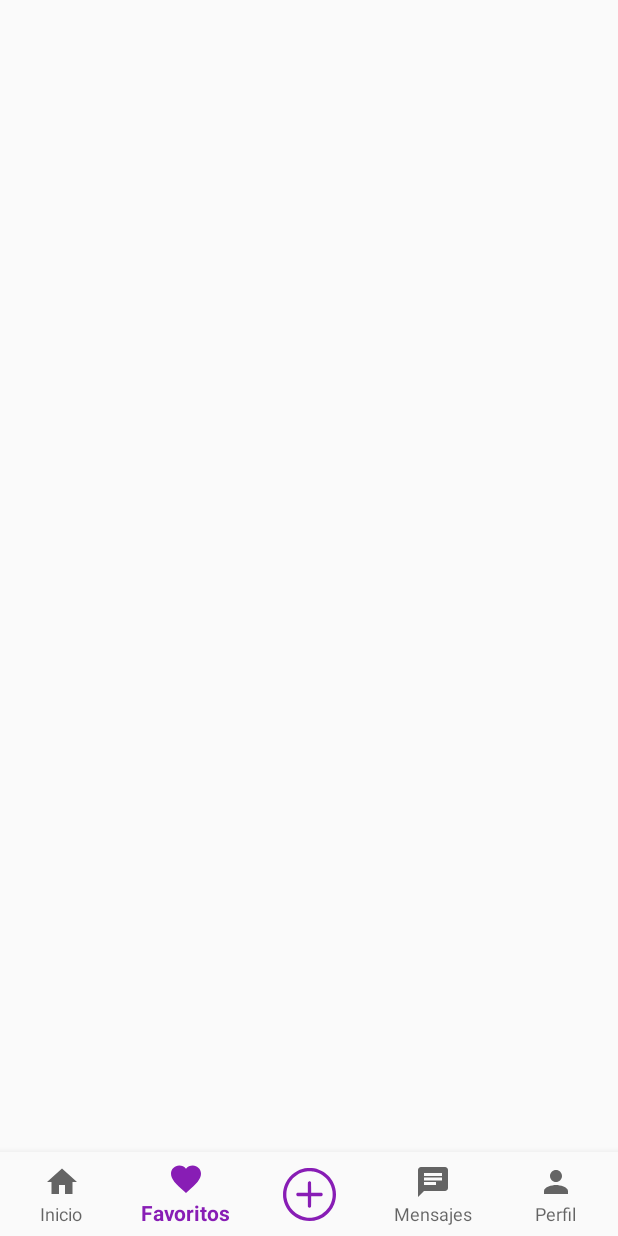
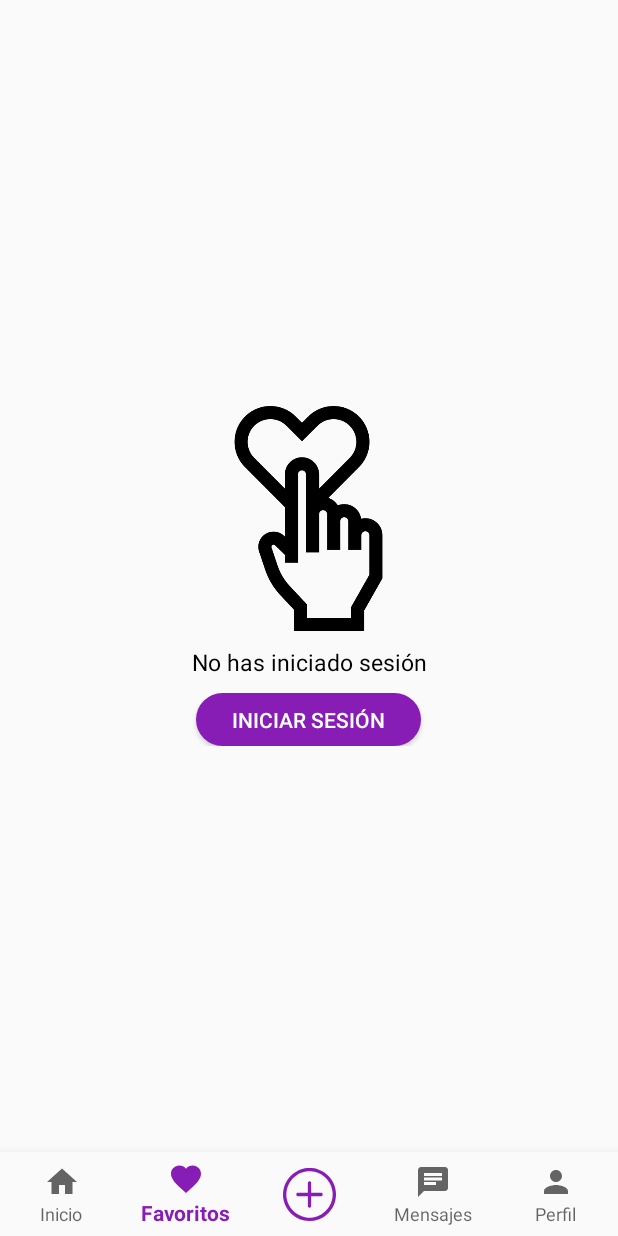
Before and after one commit to Braian-Pimentao/MyPet, an Android app: the screen it shows after launch (MainActivity), item 2 of the bottom bar chosen, on a phone screen of 412 x 824 dp. Run offline under Robolectric (Android 15) with nearby library versions, the phone set to English and light mode, and no system bars; our stand-ins replace Firebase (no records; nobody signed in at launch, a user with empty details on screens opened directly), Picasso; libraries missing offline, so code that uses them is left out: com.mancj.materialsearchbar; pictures from the network do not load; 2 statements that could not run were skipped.

Commit message:
comprobar si hay favoritos y si no hay informar que no hay favoritos

```diff
--- a/app/src/main/java/com/aplicacion/mypet/fragments/FragmentChats.java
+++ b/app/src/main/java/com/aplicacion/mypet/fragments/FragmentChats.java
@@ -61,7 +61,7 @@ public class FragmentChats extends Fragment {
             }
         });
 
-        linearLayoutNoMensajes = view.findViewById(R.id.mensaje_informativo);
+        linearLayoutNoMensajes = view.findViewById(R.id.mensaje_informativo_chats);
 
         chatsProvider = new ChatsProvider();
         authProvider = new AuthProvider();
@@ -99,7 +99,6 @@ public class FragmentChats extends Fragment {
             textLinearLayout.setText(getString(R.string.no_iniciado_sesion));
             botonIniciar.setVisibility(View.VISIBLE);
             linearLayoutNoMensajes.setVisibility(View.VISIBLE);
-
         }
     }
 
--- a/app/src/main/java/com/aplicacion/mypet/fragments/FragmentFavorito.java
+++ b/app/src/main/java/com/aplicacion/mypet/fragments/FragmentFavorito.java
@@ -1,9 +1,13 @@
 package com.aplicacion.mypet.fragments;
 
+import android.content.Intent;
 import android.os.Bundle;
 import android.view.LayoutInflater;
 import android.view.View;
 import android.view.ViewGroup;
+import android.widget.Button;
+import android.widget.LinearLayout;
+import android.widget.TextView;
 
 import androidx.annotation.Nullable;
 import androidx.fragment.app.Fragment;
@@ -11,6 +15,7 @@ import androidx.recyclerview.widget.LinearLayoutManager;
 import androidx.recyclerview.widget.RecyclerView;
 
 import com.aplicacion.mypet.R;
+import com.aplicacion.mypet.activities.sesion.IniciarSesion;
 import com.aplicacion.mypet.adaptadores.AdaptadorPublicacion;
 import com.aplicacion.mypet.models.Publicacion;
 import com.aplicacion.mypet.providers.AuthProvider;
@@ -35,6 +40,10 @@ public class FragmentFavorito extends Fragment {
     private AdaptadorPublicacion adaptadorPublicacion;
     private RecyclerView recyclerView;
 
+    private TextView textLinearLayout;
+    private Button botonIniciar;
+    private LinearLayout linearLayoutNoFavoritos;
+
     private ListenerRegistration listener;
     public FragmentFavorito() {
         // Required empty public constructor
@@ -55,6 +64,17 @@ public class FragmentFavorito extends Fragment {
         publicacionProvider = new PublicacionProvider();
         recyclerView = view.findViewById(R.id.listar_anuncios_favoritos);
 
+        textLinearLayout = view.findViewById(R.id.text_no_favoritos);
+        botonIniciar = view.findViewById(R.id.boton_iniciar_sesion_favoritos);
+        botonIniciar.setOnClickListener(new View.OnClickListener() {
+            @Override
+            public void onClick(View v) {
+                Intent iniciarSesion = new Intent(getContext(), IniciarSesion.class);
+                startActivity(iniciarSesion);
+            }
+        });
+        linearLayoutNoFavoritos = view.findViewById(R.id.mensaje_informativo_favorito);
+
         LinearLayoutManager linearLayoutManager = new LinearLayoutManager(getContext());
         recyclerView.setLayoutManager(linearLayoutManager);
         return view;
@@ -63,11 +83,20 @@ public class FragmentFavorito extends Fragment {
     @Override
     public void onStart() {
         super.onStart();
+        if (authProvider.getAuth().getCurrentUser()!= null) {
             listener = favoritoProvider.getFavoritesByUser(authProvider.getUid()).addSnapshotListener(new EventListener<QuerySnapshot>() {
                 @Override
                 public void onEvent(@Nullable QuerySnapshot value, @Nullable FirebaseFirestoreException error) {
+                    if (value.size()== 0) {
+                        botonIniciar.setVisibility(View.GONE);
+                        textLinearLayout.setText(getString(R.string.sin_favoritos));
+                        linearLayoutNoFavoritos.setVisibility(View.VISIBLE);
+                    } else {
+                        linearLayoutNoFavoritos.setVisibility(View.GONE);
+                    }
+
                     ArrayList<String> idsPublicaciones = new ArrayList<>();
-                for (DocumentSnapshot d: value) {
+                    for (DocumentSnapshot d : value) {
                         if (d.contains("idPublicacion")) {
                             idsPublicaciones.add(d.getString("idPublicacion"));
                         }
@@ -77,10 +106,17 @@ public class FragmentFavorito extends Fragment {
                         obtenerFavoritos(idsPublicaciones);
                     else {
                         recyclerView = null;
+                        if (adaptadorPublicacion!= null) {
                             adaptadorPublicacion.stopListening();
                         }
                     }
+                }
             });
+        } else {
+            textLinearLayout.setText(getString(R.string.no_iniciado_sesion));
+            botonIniciar.setVisibility(View.VISIBLE);
+            linearLayoutNoFavoritos.setVisibility(View.VISIBLE);
+        }
 
     }
 
--- a/app/src/main/res/layout/fragment_favorito.xml
+++ b/app/src/main/res/layout/fragment_favorito.xml
@@ -16,4 +16,41 @@
             android:layout_height="match_parent"
             app:layout_behavior="com.google.android.material.appbar.AppBarLayout$ScrollingViewBehavior"/>
     </LinearLayout>
+
+    <LinearLayout
+        android:id="@+id/mensaje_informativo_favorito"
+        android:layout_width="match_parent"
+        android:layout_height="wrap_content"
+        android:orientation="vertical"
+        android:visibility="gone"
+        android:layout_gravity="center">
+
+        <ImageView
+            android:theme="@style/LogoFavorito"
+            android:layout_width="150dp"
+            android:layout_height="150dp"
+            android:layout_gravity="center"/>
+        <TextView
+            android:theme="@style/colorDeTexto"
+            android:id="@+id/text_no_favoritos"
+            android:layout_width="match_parent"
+            android:layout_gravity="center"
+            android:layout_marginTop="10dp"
+            android:layout_height="wrap_content"
+            android:gravity="center"
+            android:textSize="15sp"
+            android:visibility="visible" />
+
+        <Button
+            android:id="@+id/boton_iniciar_sesion_favoritos"
+            android:background="@drawable/pulsar_boton_app"
+            android:layout_width="150dp"
+            android:textColor="@color/white"
+            android:layout_height="35dp"
+            android:layout_marginTop="10dp"
+            android:layout_gravity="center"
+            android:text="@string/iniciar"
+            android:visibility="gone"
+            />
+    </LinearLayout>
 </FrameLayout>
--- a/app/src/main/res/values-night/themes.xml
+++ b/app/src/main/res/values-night/themes.xml
@@ -45,6 +45,10 @@
         <item name="srcCompat">@drawable/buzon_blanco</item>
     </style>
 
+    <style name="LogoFavorito" parent="Theme.AppCompat.Light.NoActionBar">
+        <item name="srcCompat">@drawable/ic_no_favorito_blanco</item>
+    </style>
+
     <style name="splashTheme" parent="Theme.AppCompat.DayNight.NoActionBar">
         <item name="android:windowBackground">@drawable/splash_mypet</item>
     </style>
--- a/app/src/main/res/values/strings.xml
+++ b/app/src/main/res/values/strings.xml
@@ -89,7 +89,7 @@
     <string name="chat">Chat</string>
     <string name="sin_ubicaion">Sin ubicacion seleccionada</string>
     <string name="ocultar_ubicacion">Ocultar Ubicacion</string>
-    <string name="boton_me_gusta_desc">boton me gusta</string>
+    <string name="boton_me_gusta_desc" translatable="false">boton me gusta</string>
     <string name="hace_un_momento">Hace un momento</string>
     <string name="hace_una_hora">Hace una hora</string>
     <string name="hace_un_minuto">Hace un minuto</string>
@@ -114,5 +114,5 @@
     <string name="mensaje_nuevo">Mensaje nuevo</string>
     <string name="no_iniciado_sesion">No has iniciado sesión</string>
     <string name="sin_mensajes">No tienes mensajes</string>
-
+    <string name="sin_favoritos">No tienes ninguna mascota en favorito</string>
 </resources>
--- a/app/src/main/res/values/themes.xml
+++ b/app/src/main/res/values/themes.xml
@@ -44,6 +44,10 @@
         <item name="srcCompat">@drawable/buzon_negro</item>
     </style>
 
+    <style name="LogoFavorito" parent="Theme.AppCompat.Light.NoActionBar">
+        <item name="srcCompat">@drawable/ic_no_favorit_negro</item>
+    </style>
+
     <style name="splashTheme" parent="Theme.AppCompat.Light.NoActionBar">
         <item name="android:windowBackground">@drawable/splash_mypet</item>
     </style>
```
Also changed, not shown: app/src/main/res/layout/fragment_chats.xml (+5 -3 lines), app/src/main/res/drawable-hdpi/ic_no_favorit_negro.png (added), app/src/main/res/drawable-hdpi/ic_no_favorito_blanco.png (added), app/src/main/res/drawable-mdpi/ic_no_favorit_negro.png (added), app/src/main/res/drawable-mdpi/ic_no_favorito_blanco.png (added), app/src/main/res/drawable-xhdpi/ic_no_favorit_negro.png (added), app/src/main/res/drawable-xhdpi/ic_no_favorito_blanco.png (added), app/src/main/res/drawable-xxhdpi/ic_no_favorit_negro.png (added), app/src/main/res/drawable-xxhdpi/ic_no_favorito_blanco.png (added), app/src/main/res/drawable-xxxhdpi/ic_no_favorit_negro.png (added), app/src/main/res/drawable-xxxhdpi/ic_no_favorito_blanco.png (added). Lines whose indentation alone changed are shown as unchanged.
